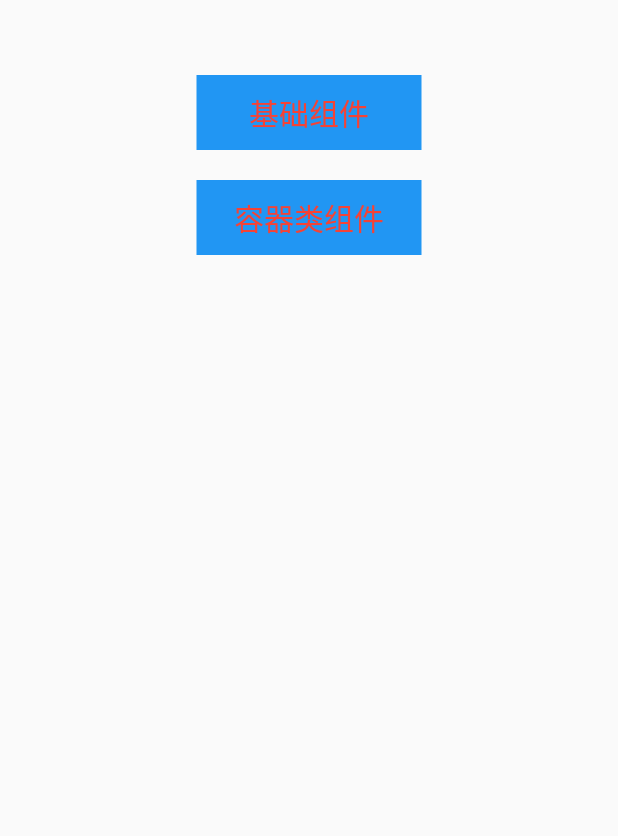
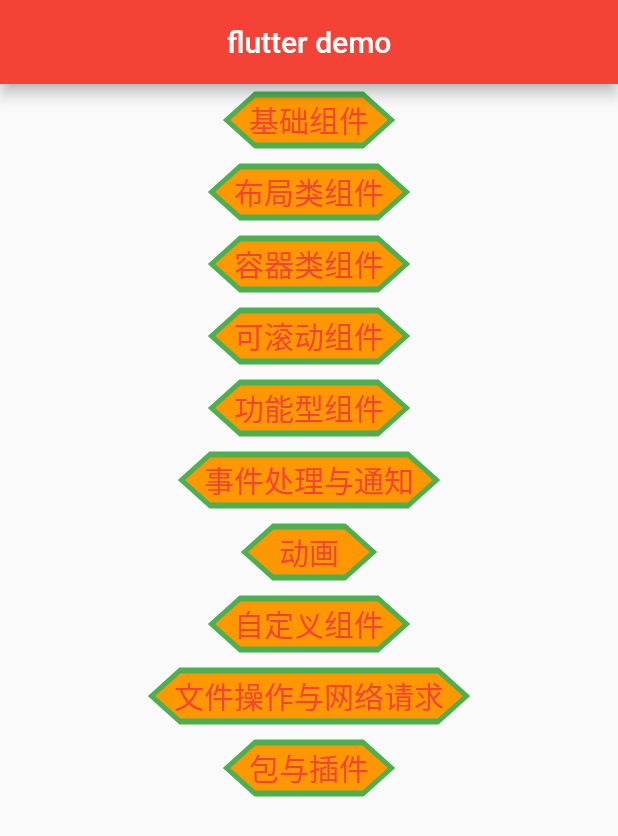
Before and after one commit to wxy2016/FlutterDemo, a Flutter app: the screen it shows after launch, on a phone screen of 412 x 824 dp. Shown: the top 836 px of the screen. Run offline on Flutter 3.47's test engine with Material 2 defaults, Android fonts, the phone set to English and light mode, and no system bars.

Commit message:
demo 基础组件

```diff
--- /dev/null
+++ b/lib/animate.dart
@@ -0,0 +1,23 @@
+import 'package:flutter/material.dart';
+
+class AnimateItem extends StatelessWidget {
+  var content;
+  AnimateItem(this.content);
+  @override
+  Widget build(BuildContext context) {
+    // TODO: implement build
+    return Scaffold(
+      body: Column(
+        children: [
+          FlatButton(onPressed: null, child: Text("动画结构")),
+          FlatButton(onPressed: null, child: Text("自定义路由过度动画")),
+          FlatButton(onPressed: null, child: Text("Hero动画")),
+          FlatButton(onPressed: null, child: Text("交织动画")),
+          FlatButton(onPressed: null, child: Text("通用动画切换")),
+          FlatButton(onPressed: null, child: Text("动画过度")),
+        ],
+        mainAxisAlignment: MainAxisAlignment.spaceBetween,
+      ),
+    );
+  }
+}
--- /dev/null
+++ b/lib/item.dart
@@ -0,0 +1,33 @@
+import 'package:flutter/material.dart';
+import 'layout.dart';
+
+class Item extends StatelessWidget {
+  var title;
+  var itemName;
+  Item(this.title, this.itemName);
+  @override
+  Widget build(BuildContext context) {
+    // TODO: implement build
+    return Center(
+      child: FlatButton(
+        //如果onPressed:null。则颜色为disable的颜色。
+        onPressed: () {
+          Navigator.pushNamed(context, itemName, arguments: {title});
+        },
+        color: Colors.orange,
+        shape: BeveledRectangleBorder(
+            side: BorderSide(
+                width: 2, color: Colors.green, style: BorderStyle.solid),
+            borderRadius: BorderRadius.circular(20)),
+
+        child: Text(
+          title,
+          style: TextStyle(
+            color: Colors.red,
+            fontSize: 20,
+          ),
+        ),
+      ),
+    );
+  }
+}
--- /dev/null
+++ b/lib/layout.dart
@@ -0,0 +1,22 @@
+import 'package:flutter/material.dart';
+
+class LayoutItem extends StatelessWidget {
+  var content;
+  LayoutItem(this.content);
+  @override
+  Widget build(BuildContext context) {
+    // TODO: implement build
+    return Scaffold(
+      body: Column(
+        children: [
+          FlatButton(onPressed: null, child: Text("线性布局")),
+          FlatButton(onPressed: null, child: Text("弹性布局")),
+          FlatButton(onPressed: null, child: Text("流式布局")),
+          FlatButton(onPressed: null, child: Text("层叠布局")),
+          FlatButton(onPressed: null, child: Text("对齐与相对定位")),
+        ],
+        mainAxisAlignment: MainAxisAlignment.spaceBetween,
+      ),
+    );
+  }
+}
--- a/lib/main.dart
+++ b/lib/main.dart
@@ -1,4 +1,18 @@
+import 'dart:math';
+
 import 'package:flutter/material.dart';
+import 'base.dart';
+import 'layout.dart';
+import 'rowandcolumn.dart';
+import 'item.dart';
+import 'contain.dart';
+import 'scroll.dart';
+import 'function.dart';
+import 'event.dart';
+import 'animate.dart';
+import 'custom.dart';
+import 'fileandhttp.dart';
+import 'package.dart';
 
 void main() => runApp(MyApp());
 
@@ -20,6 +34,19 @@ class MyApp extends StatelessWidget {
         // is not restarted.
         primarySwatch: Colors.red,
       ),
+      routes: {
+        "base": (context) => BaseItem("基础组件"),
+        "layout": (context) => LayoutItem("布局类组件"),
+        "contain": (context) => ContainItem("容器类组件"),
+        "scroll": (context) => ScrollItem("可滚动组件"),
+        "function": (context) => FunctionItem("功能型组件"),
+        "event": (context) => EventItem("事件处理与通知"),
+        "animate": (context) => AnimateItem("动画"),
+        "custom": (context) => CustomItem("自定义组件"),
+        "fileandhttp": (context) => FileAndHttpItem("文件操作与网络请求"),
+        "package": (context) => PackageItem("包与插件"),
+        "rowandcolumn": (context) => RowAndColumnItem("row column 布局类组件")
+      },
       home: MainPage(),
     );
   }
@@ -30,50 +57,31 @@ class MainPage extends StatelessWidget {
   Widget build(BuildContext context) {
     // TODO: implement build
     return Scaffold(
-      body: Center(
-          child: Column(
-        children: <Widget>[
-          Container(
-              width: 150,
-              height: 50,
-              color: Colors.blue,
-              margin: EdgeInsets.only(top: 50),
-              child: FlatButton(
-                onPressed: null,
-                child: Text(
-                  "基础组件",
-                  style: TextStyle(color: Colors.red, fontSize: 20),
-                ),
-                color: Colors.red,
+        appBar: AppBar(
+          title: Container(
+              width: double.infinity,
+              child: Text(
+                "flutter demo",
+                textAlign: TextAlign.center,
               )),
-              Item("容器类组件"),
-        ],
-      )),
-    );
+        ),
+        body: Center(
+          child: ListView(
+            children: <Widget>[
+              Item("基础组件", "base"),
+              Item("布局类组件", "layout"),
+              Item("容器类组件", "contain"),
+              Item("可滚动组件", "scroll"),
+              Item("功能型组件", "function"),
+              Item("事件处理与通知", "event"),
+              Item("动画", "animate"),
+              Item("自定义组件", "custom"),
+              Item("文件操作与网络请求", "fileandhttp"),
+              Item("包与插件", "package"),
+            ],
+          ),
+        ));
   }
-}
-
-class Item extends StatelessWidget{
-  var title;
-  Item(this.title);
-  @override
-  Widget build(BuildContext context) {
-    // TODO: implement build
-    return Container(
-              width: 150,
-              height: 50,
-              color: Colors.blue,
-              margin: EdgeInsets.only(top: 20),
-              child: FlatButton(
-                onPressed: null,
-                child: Text(
-                  title,
-                  style: TextStyle(color: Colors.red, fontSize: 20),
-                ),
-                color: Colors.red,
-              ));
-  }
-
 }
 
 class MyHomePage extends StatefulWidget {
```
Also changed, not shown: lib/base.dart (added, +53 -0 lines), lib/contain.dart (added, +23 -0 lines), lib/custom.dart (added, +21 -0 lines), lib/event.dart (added, +21 -0 lines), lib/fileandhttp.dart (added, +24 -0 lines), lib/function.dart (added, +23 -0 lines), lib/package.dart (added, +22 -0 lines), lib/rowandcolumn.dart (added, +53 -0 lines), lib/scroll.dart (added, +22 -0 lines).
